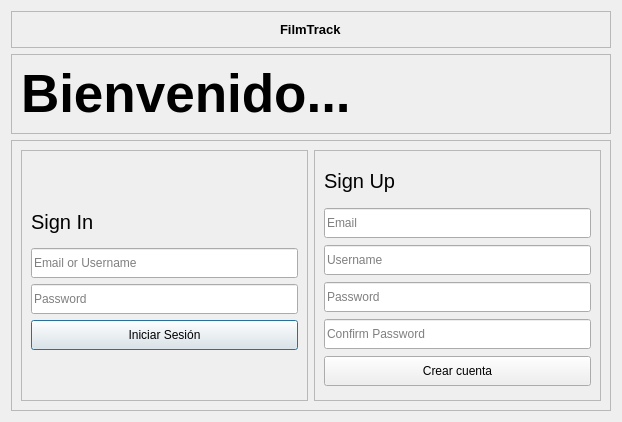
Qt form desktop_client/view/login_window.ui (brunorahu/FilmTrack-Project) before a commit.
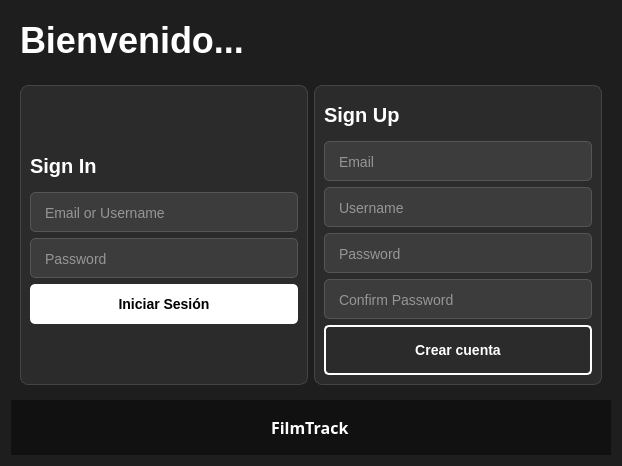
The same form after that commit.

Diff of the .ui file:
```diff
--- a/desktop_client/view/login_window.ui
+++ b/desktop_client/view/login_window.ui
@@ -7,77 +7,133 @@
     <x>0</x>
     <y>0</y>
     <width>618</width>
-    <height>422</height>
+    <height>456</height>
    </rect>
   </property>
+  <property name="font">
+   <font>
+    <family>Old Antic Outline</family>
+   </font>
+  </property>
+  <property name="cursor">
+   <cursorShape>ArrowCursor</cursorShape>
+  </property>
   <property name="windowTitle">
    <string>Dialog</string>
   </property>
+  <property name="styleSheet">
+   <string notr="true">/* ----- 1. Ajustes Generales ----- */
+QDialog {
+    background-color: #1e1e1e; /* Fondo general */
+}
+
+/* ¡AQUÍ ESTÁ LA SOLUCIÓN! */
+/* Forzamos a TODOS los QFrame a ser transparentes por defecto */
+QFrame {
+    background-color: transparent;
+    border: none;
+}
+
+/* ----- 2. Encabezado &quot;FilmTrack&quot; (frame_2) ----- */
+QFrame#frame_2 {
+    background-color: #111111; /* Barra superior negra */
+}
+QLabel#label_filmtrack {
+    color: white;
+    font-size: 16px;
+    font-weight: bold;
+    padding: 10px;
+}
+
+/* ----- 3. Título &quot;Bienvenido&quot; (header_frame_2) ----- */
+/* (Ya no necesita estilo de frame, será transparente por defecto) */
+QLabel#label_bienvenido {
+    color: white;
+    font-size: 36px;
+    font-weight: bold;
+}
+
+/* ----- 4. Contenedores de Login (frame_4 y frame_5) ----- */
+/* (El frame_3 que los contiene será transparente por defecto) */
+QFrame#frame_4, QFrame#frame_5 {
+    background-color: #2b2b2b; /* Cajas de login gris oscuro */
+    border: 1px solid #444;
+    border-radius: 8px;
+}
+
+/* ----- 5. Etiquetas &quot;Sign In&quot; y &quot;Sign Up&quot; ----- */
+QLabel#label_sign_in, QLabel#label_sign_up {
+    color: white;
+    font-size: 20px;
+    font-weight: bold;
+}
+
+/* ----- 6. Campos de Texto (QLineEdit) ----- */
+QLineEdit {
+    background-color: #3c3c3c;
+    color: #f0f0f0;
+    border: 1px solid #555;
+    border-radius: 5px;
+    padding: 12px;
+    font-size: 14px;
+}
+QLineEdit:focus {
+    border: 1px solid #4a90e2;
+}
+
+/* ----- 7. Botones (QPushButton) ----- */
+QPushButton#btn_login {
+    background-color: white;
+    color: black;
+    border-radius: 5px;
+    padding: 12px;
+    font-size: 14px;
+    font-weight: bold;
+}
+QPushButton#btn_login:hover {
+    background-color: #f0f0f0;
+}
+
+QPushButton#btn_create_account {
+    background-color: transparent;
+    color: white;
+    border: 2px solid white;
+    border-radius: 5px;
+    padding: 12px;
+    font-size: 14px;
+    font-weight: bold;
+}
+QPushButton#btn_create_account:hover {
+    background-color: #333333;
+}
+
+/* ----- Estilo para Ventanas de Aviso ----- */
+QMessageBox {
+    background-color: #2b2b2b; /* Fondo oscuro */
+}
+
+/* Etiqueta de texto dentro del aviso */
+QMessageBox QLabel {
+    color: #f0f0f0; /* Texto blanco */
+    font-size: 14px;
+}
+
+/* Botones (OK, Cancelar) dentro del aviso */
+QMessageBox QPushButton {
+    background-color: #4a90e2; /* Botón azul */
+    color: white;
+    border: none;
+    border-radius: 4px;
+    padding: 10px;
+    font-size: 14px;
+    font-weight: bold;
+    min-width: 80px; /* Un ancho mínimo para que el botón OK se vea bien */
+}
+QMessageBox QPushButton:hover {
+    background-color: #5aa1f2;
+}</string>
+  </property>
   <layout class="QVBoxLayout" name="verticalLayout">
-   <item>
-    <widget class="QFrame" name="frame">
-     <property name="minimumSize">
-      <size>
-       <width>600</width>
-       <height>0</height>
-      </size>
-     </property>
-     <property name="maximumSize">
-      <size>
-       <width>600</width>
-       <height>40</height>
-      </size>
-     </property>
-     <property name="frameShape">
-      <enum>QFrame::StyledPanel</enum>
-     </property>
-     <property name="frameShadow">
-      <enum>QFrame::Raised</enum>
-     </property>
-     <layout class="QHBoxLayout" name="horizontalLayout_2">
-      <item>
-       <spacer name="horizontalSpacer">
-        <property name="orientation">
-         <enum>Qt::Horizontal</enum>
-        </property>
-        <property name="sizeHint" stdset="0">
-         <size>
-          <width>249</width>
-          <height>17</height>
-         </size>
-        </property>
-       </spacer>
-      </item>
-      <item>
-       <widget class="QLabel" name="label_filmtrack">
-        <property name="font">
-         <font>
-          <pointsize>10</pointsize>
-          <weight>75</weight>
-          <bold>true</bold>
-         </font>
-        </property>
-        <property name="text">
-         <string>FilmTrack</string>
-        </property>
-       </widget>
-      </item>
-      <item>
-       <spacer name="horizontalSpacer_2">
-        <property name="orientation">
-         <enum>Qt::Horizontal</enum>
-        </property>
-        <property name="sizeHint" stdset="0">
-         <size>
-          <width>249</width>
-          <height>17</height>
-         </size>
-        </property>
-       </spacer>
-      </item>
-     </layout>
-    </widget>
-   </item>
    <item>
     <layout class="QHBoxLayout" name="horizontalLayout_4">
      <property name="leftMargin">
@@ -86,7 +142,7 @@
     </layout>
    </item>
    <item>
-    <widget class="QFrame" name="frame_2">
+    <widget class="QFrame" name="header_frame_2">
      <property name="minimumSize">
       <size>
        <width>600</width>
@@ -96,7 +152,7 @@
      <property name="maximumSize">
       <size>
        <width>600</width>
-       <height>100</height>
+       <height>60</height>
       </size>
      </property>
      <property name="frameShape">
@@ -110,7 +166,7 @@
        <widget class="QLabel" name="label_bienvenido">
         <property name="font">
          <font>
-          <pointsize>40</pointsize>
+          <pointsize>-1</pointsize>
           <weight>75</weight>
           <bold>true</bold>
          </font>
@@ -137,6 +193,9 @@
        <height>16777215</height>
       </size>
      </property>
+     <property name="autoFillBackground">
+      <bool>false</bool>
+     </property>
      <property name="frameShape">
       <enum>QFrame::StyledPanel</enum>
      </property>
@@ -188,9 +247,9 @@
            </property>
            <property name="font">
             <font>
-             <pointsize>15</pointsize>
-             <weight>50</weight>
-             <bold>false</bold>
+             <pointsize>-1</pointsize>
+             <weight>75</weight>
+             <bold>true</bold>
             </font>
            </property>
            <property name="text">
@@ -209,9 +268,14 @@
            <property name="maximumSize">
             <size>
              <width>16777215</width>
-             <height>30</height>
+             <height>40</height>
             </size>
            </property>
+           <property name="font">
+            <font>
+             <pointsize>-1</pointsize>
+            </font>
+           </property>
            <property name="placeholderText">
             <string>Email or Username</string>
            </property>
@@ -228,9 +292,14 @@
            <property name="maximumSize">
             <size>
              <width>16777215</width>
-             <height>30</height>
+             <height>40</height>
             </size>
            </property>
+           <property name="font">
+            <font>
+             <pointsize>-1</pointsize>
+            </font>
+           </property>
            <property name="echoMode">
             <enum>QLineEdit::Password</enum>
            </property>
@@ -250,9 +319,16 @@
            <property name="maximumSize">
             <size>
              <width>16777215</width>
-             <height>30</height>
+             <height>50</height>
             </size>
            </property>
+           <property name="font">
+            <font>
+             <pointsize>-1</pointsize>
+             <weight>75</weight>
+             <bold>true</bold>
+            </font>
+           </property>
            <property name="text">
             <string>Iniciar Sesión</string>
            </property>
@@ -302,9 +378,9 @@
            </property>
            <property name="font">
             <font>
-             <pointsize>15</pointsize>
-             <weight>50</weight>
-             <bold>false</bold>
+             <pointsize>-1</pointsize>
+             <weight>75</weight>
+             <bold>true</bold>
             </font>
            </property>
            <property name="text">
@@ -317,15 +393,20 @@
            <property name="minimumSize">
             <size>
              <width>0</width>
-             <height>30</height>
+             <height>40</height>
             </size>
            </property>
            <property name="maximumSize">
             <size>
              <width>16777215</width>
-             <height>30</height>
+             <height>40</height>
             </size>
            </property>
+           <property name="font">
+            <font>
+             <pointsize>-1</pointsize>
+            </font>
+           </property>
            <property name="text">
             <string/>
            </property>
@@ -342,15 +423,20 @@
            <property name="minimumSize">
             <size>
              <width>0</width>
-             <height>30</height>
+             <height>40</height>
             </size>
            </property>
            <property name="maximumSize">
             <size>
              <width>16777215</width>
-             <height>30</height>
+             <height>40</height>
             </size>
            </property>
+           <property name="font">
+            <font>
+             <pointsize>-1</pointsize>
+            </font>
+           </property>
            <property name="text">
             <string/>
            </property>
@@ -367,15 +453,20 @@
            <property name="minimumSize">
             <size>
              <width>0</width>
-             <height>30</height>
+             <height>40</height>
             </size>
            </property>
            <property name="maximumSize">
             <size>
              <width>16777215</width>
-             <height>30</height>
+             <height>40</height>
             </size>
            </property>
+           <property name="font">
+            <font>
+             <pointsize>-1</pointsize>
+            </font>
+           </property>
            <property name="text">
             <string/>
            </property>
@@ -395,15 +486,20 @@
            <property name="minimumSize">
             <size>
              <width>0</width>
-             <height>30</height>
+             <height>40</height>
             </size>
            </property>
            <property name="maximumSize">
             <size>
              <width>16777215</width>
-             <height>30</height>
+             <height>40</height>
             </size>
            </property>
+           <property name="font">
+            <font>
+             <pointsize>-1</pointsize>
+            </font>
+           </property>
            <property name="text">
             <string/>
            </property>
@@ -420,15 +516,25 @@
            <property name="minimumSize">
             <size>
              <width>0</width>
-             <height>30</height>
+             <height>50</height>
             </size>
            </property>
            <property name="maximumSize">
             <size>
              <width>16777215</width>
-             <height>30</height>
+             <height>50</height>
             </size>
            </property>
+           <property name="font">
+            <font>
+             <pointsize>-1</pointsize>
+             <weight>75</weight>
+             <bold>true</bold>
+            </font>
+           </property>
+           <property name="cursor">
+            <cursorShape>ArrowCursor</cursorShape>
+           </property>
            <property name="text">
             <string>Crear cuenta</string>
            </property>
@@ -440,6 +546,189 @@
      </layout>
     </widget>
    </item>
+   <item>
+    <widget class="QFrame" name="frame_2">
+     <property name="minimumSize">
+      <size>
+       <width>600</width>
+       <height>55</height>
+      </size>
+     </property>
+     <property name="maximumSize">
+      <size>
+       <width>600</width>
+       <height>55</height>
+      </size>
+     </property>
+     <property name="styleSheet">
+      <string notr="true"/>
+     </property>
+     <property name="frameShape">
+      <enum>QFrame::StyledPanel</enum>
+     </property>
+     <property name="frameShadow">
+      <enum>QFrame::Raised</enum>
+     </property>
+     <property name="lineWidth">
+      <number>1</number>
+     </property>
+     <layout class="QHBoxLayout" name="horizontalLayout_2">
+      <item>
+       <spacer name="horizontalSpacer">
+        <property name="orientation">
+         <enum>Qt::Horizontal</enum>
+        </property>
+        <property name="sizeHint" stdset="0">
+         <size>
+          <width>249</width>
+          <height>17</height>
+         </size>
+        </property>
+       </spacer>
+      </item>
+      <item>
+       <widget class="QLabel" name="label_filmtrack">
+        <property name="font">
+         <font>
+          <family>Segoe UI Light</family>
+          <pointsize>-1</pointsize>
+          <weight>75</weight>
+          <bold>true</bold>
+         </font>
+        </property>
+        <property name="styleSheet">
+         <string notr="true">/* ----- 1. Ajustes Generales ----- */
+QDialog {
+    background-color: #1e1e1e; /* Fondo general */
+}
+
+/* ¡AQUÍ ESTÁ LA SOLUCIÓN! */
+/* Forzamos a TODOS los QFrame a ser transparentes por defecto */
+QFrame {
+    background-color: transparent;
+    border: none;
+}
+
+/* ----- 2. Encabezado &quot;FilmTrack&quot; (frame_2) ----- */
+QFrame#frame_2 {
+    background-color: #111111; /* Barra superior negra */
+}
+QLabel#label_filmtrack {
+    color: white;
+    font-size: 16px;
+    font-weight: bold;
+    padding: 10px;
+}
+
+/* ----- 3. Título &quot;Bienvenido&quot; (header_frame_2) ----- */
+/* (Ya no necesita estilo de frame, será transparente por defecto) */
+QLabel#label_bienvenido {
+    color: white;
+    font-size: 36px;
+    font-weight: bold;
+}
+
+/* ----- 4. Contenedores de Login (frame_4 y frame_5) ----- */
+/* (El frame_3 que los contiene será transparente por defecto) */
+QFrame#frame_4, QFrame#frame_5 {
+    background-color: #2b2b2b; /* Cajas de login gris oscuro */
+    border: 1px solid #444;
+    border-radius: 8px;
+}
+
+/* ----- 5. Etiquetas &quot;Sign In&quot; y &quot;Sign Up&quot; ----- */
+QLabel#label_sign_in, QLabel#label_sign_up {
+    color: white;
+    font-size: 20px;
+    font-weight: bold;
+}
+
+/* ----- 6. Campos de Texto (QLineEdit) ----- */
+QLineEdit {
+    background-color: #3c3c3c;
+    color: #f0f0f0;
+    border: 1px solid #555;
+    border-radius: 5px;
+    padding: 12px;
+    font-size: 14px;
+}
+QLineEdit:focus {
+    border: 1px solid #4a90e2;
+}
+
+/* ----- 7. Botones (QPushButton) ----- */
+QPushButton#btn_login {
+    background-color: white;
+    color: black;
+    border-radius: 5px;
+    padding: 12px;
+    font-size: 14px;
+    font-weight: bold;
+}
+QPushButton#btn_login:hover {
+    background-color: #f0f0f0;
+}
+
+QPushButton#btn_create_account {
+    background-color: transparent;
+    color: white;
+    border: 2px solid white;
+    border-radius: 5px;
+    padding: 12px;
+    font-size: 14px;
+    font-weight: bold;
+}
+QPushButton#btn_create_account:hover {
+    background-color: #333333;
+}
+
+/* ----- Estilo para Ventanas de Aviso ----- */
+QMessageBox {
+    background-color: #2b2b2b; /* Fondo oscuro */
+}
+
+/* Etiqueta de texto dentro del aviso */
+QMessageBox QLabel {
+    color: #f0f0f0; /* Texto blanco */
+    font-size: 14px;
+}
+
+/* Botones (OK, Cancelar) dentro del aviso */
+QMessageBox QPushButton {
+    background-color: #4a90e2; /* Botón azul */
+    color: white;
+    border: none;
+    border-radius: 4px;
+    padding: 10px;
+    font-size: 14px;
+    font-weight: bold;
+    min-width: 80px; /* Un ancho mínimo para que el botón OK se vea bien */
+}
+QMessageBox QPushButton:hover {
+    background-color: #5aa1f2;
+}</string>
+        </property>
+        <property name="text">
+         <string>FilmTrack</string>
+        </property>
+       </widget>
+      </item>
+      <item>
+       <spacer name="horizontalSpacer_2">
+        <property name="orientation">
+         <enum>Qt::Horizontal</enum>
+        </property>
+        <property name="sizeHint" stdset="0">
+         <size>
+          <width>249</width>
+          <height>17</height>
+         </size>
+        </property>
+       </spacer>
+      </item>
+     </layout>
+    </widget>
+   </item>
   </layout>
  </widget>
  <resources/>
```
Left out of the diff: 3 changed lines with no effect on the pictures.
